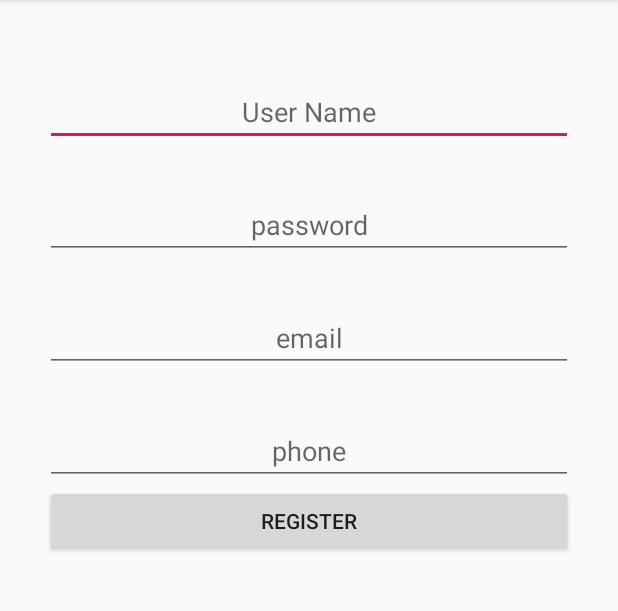
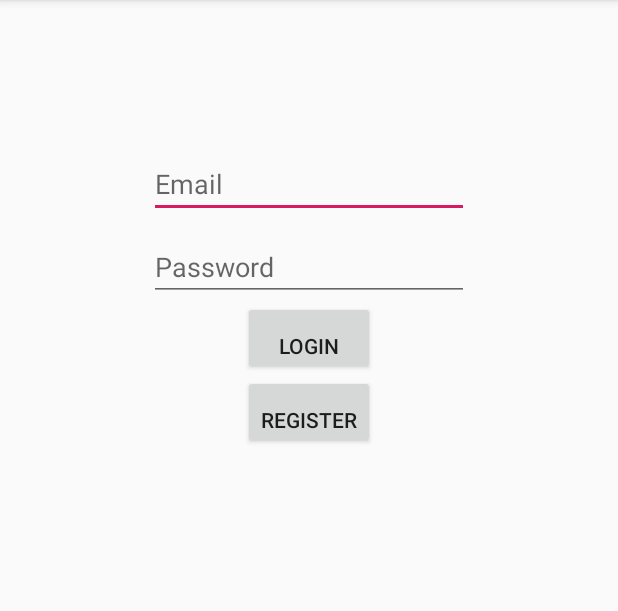
Before and after one commit to KorbieSevilla/CSE_118, an Android app: the screen it shows after launch (Register before the commit, MainActivity after it), on a phone screen of 412 x 824 dp, the part 84-695 px from its top. Run offline under Robolectric (Android 15) with nearby library versions, the phone set to English and light mode, and no system bars; our stand-ins replace Firebase (no records; nobody signed in at launch, a user with empty details on screens opened directly).

Commit message:
Merged the two files

```diff
--- a/RentADriveMobile2/app/src/main/java/com/zybooks/rentadrivemobile2/MainActivity.java
+++ b/RentADriveMobile2/app/src/main/java/com/zybooks/rentadrivemobile2/MainActivity.java
@@ -1,16 +1,66 @@
 package com.zybooks.rentadrivemobile2;
 
+import androidx.annotation.NonNull;
 import androidx.appcompat.app.AppCompatActivity;
 
 import android.content.Intent;
 import android.os.Bundle;
+import android.view.View;
+import android.widget.Button;
+import android.widget.EditText;
+import android.widget.Toast;
+
+import com.google.android.gms.tasks.OnCompleteListener;
+import com.google.android.gms.tasks.Task;
+import com.google.firebase.auth.AuthResult;
+import com.google.firebase.auth.FirebaseAuth;
 
 public class MainActivity extends AppCompatActivity {
+    EditText email, password;
+    Button login, register;
+    FirebaseAuth fAuth;
 
     @Override
     protected void onCreate(Bundle savedInstanceState) {
         super.onCreate(savedInstanceState);
         setContentView(R.layout.activity_main);
-        startActivity(new Intent(this, Register.class));
+
+        email = findViewById(R.id.loginUser);
+        password = findViewById(R.id.loginPass);
+        login = findViewById(R.id.login);
+        register = findViewById(R.id.register);
+
+        fAuth = FirebaseAuth.getInstance();
+
+        login.setOnClickListener(new View.OnClickListener() {
+            @Override
+            public void onClick(View view) {
+                String pw = password.getText().toString();
+                String uEmail = email.getText().toString();
+
+                if(uEmail.isEmpty()){
+                    email.setError("Email required");
+                    return;
+                }
+                if(pw.length() < 6){
+                    password.setError("Enter a password of length at least 6 characters");
+                    return;
+                }
+
+                fAuth.signInWithEmailAndPassword(uEmail,pw).addOnCompleteListener(new OnCompleteListener<AuthResult>() {
+                    @Override
+                    public void onComplete(@NonNull Task<AuthResult> task) {
+                        Toast.makeText(MainActivity.this, "Login Succeeded", Toast.LENGTH_LONG).show();
+                    }
+                });
+            }
+        });
+
+        register.setOnClickListener(new View.OnClickListener() {
+            @Override
+            public void onClick(View view) {
+                startActivity(new Intent(MainActivity.this, Register.class));
+            }
+        });
     }
 }
--- a/RentADriveMobile2/app/src/main/res/layout/activity_main.xml
+++ b/RentADriveMobile2/app/src/main/res/layout/activity_main.xml
@@ -4,15 +4,53 @@
     xmlns:tools="http://schemas.android.com/tools"
     android:layout_width="match_parent"
     android:layout_height="match_parent"
-    tools:context=".MainActivity">
+    tools:context=".MainActivity"
+    android:layout_gravity="center"
+    >
 
-    <TextView
+
+    <EditText
+        android:id="@+id/loginUser"
         android:layout_width="wrap_content"
         android:layout_height="wrap_content"
-        android:text="Hello World!"
-        app:layout_constraintBottom_toBottomOf="parent"
+        android:layout_marginTop="100dp"
+        android:ems="10"
+        android:hint="Email"
+        android:inputType="textPersonName"
         app:layout_constraintLeft_toLeftOf="parent"
         app:layout_constraintRight_toRightOf="parent"
         app:layout_constraintTop_toTopOf="parent" />
 
+    <EditText
+        android:id="@+id/loginPass"
+        android:layout_width="wrap_content"
+        android:layout_height="wrap_content"
+        android:ems="10"
+        android:inputType="textPassword"
+        android:paddingTop="20dp"
+        app:layout_constraintTop_toBottomOf="@id/loginUser"
+        app:layout_constraintLeft_toLeftOf="parent"
+        app:layout_constraintRight_toRightOf="parent"
+        android:hint="Password"/>
+
+    <Button
+        android:id="@+id/login"
+        android:layout_width="wrap_content"
+        android:layout_height="wrap_content"
+        android:text="Login"
+        app:layout_constraintTop_toBottomOf="@id/loginPass"
+        android:paddingTop="20dp"
+        app:layout_constraintLeft_toLeftOf="parent"
+        app:layout_constraintRight_toRightOf="parent"/>
+
+    <Button
+        android:id="@+id/register"
+        android:layout_width="wrap_content"
+        android:layout_height="wrap_content"
+        android:text="Register"
+        app:layout_constraintTop_toBottomOf="@id/login"
+        android:paddingTop="20dp"
+        app:layout_constraintLeft_toLeftOf="parent"
+        app:layout_constraintRight_toRightOf="parent"/>
+
 </androidx.constraintlayout.widget.ConstraintLayout>
```
Also changed, not shown: RentADriveMobile2/app/src/main/java/com/zybooks/rentadrivemobile2/MapsActivity.java (+7 -5 lines), RentADriveMobile2/app/src/main/java/com/zybooks/rentadrivemobile2/Register.java (+13 -0 lines), RentADriveMobile2/app/src/main/res/layout/activity_register.xml (+11 -3 lines).
